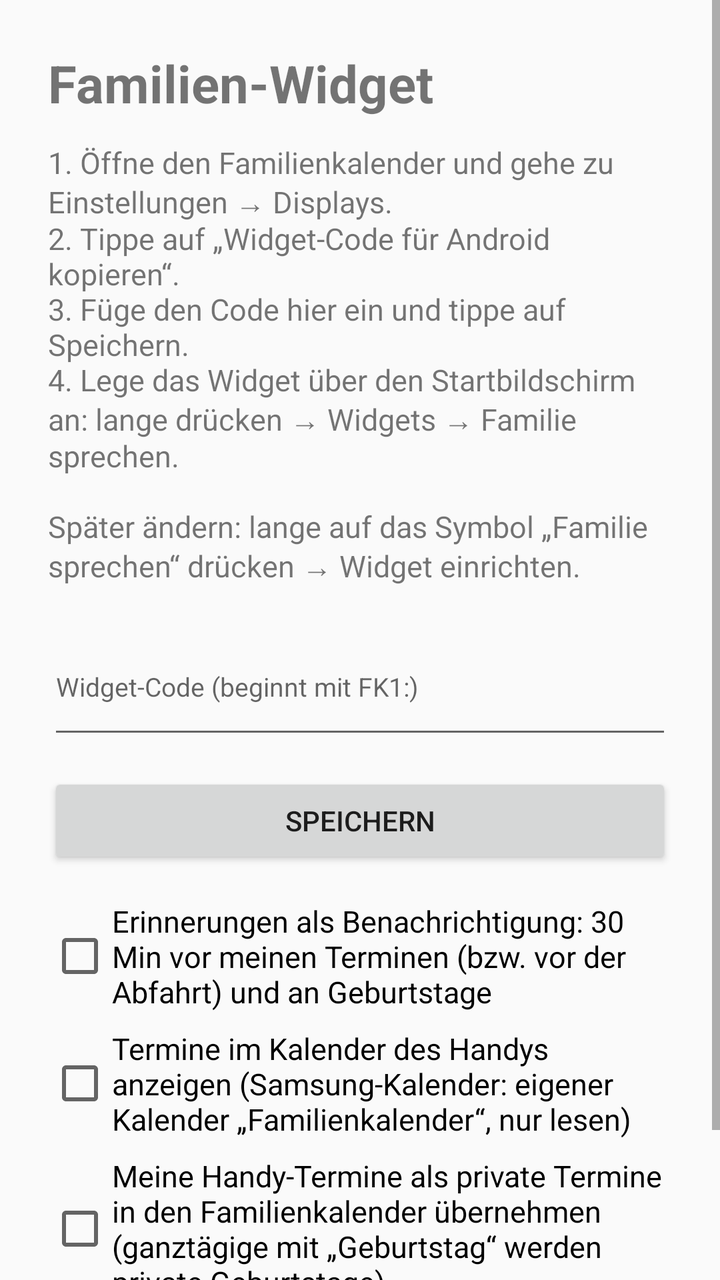
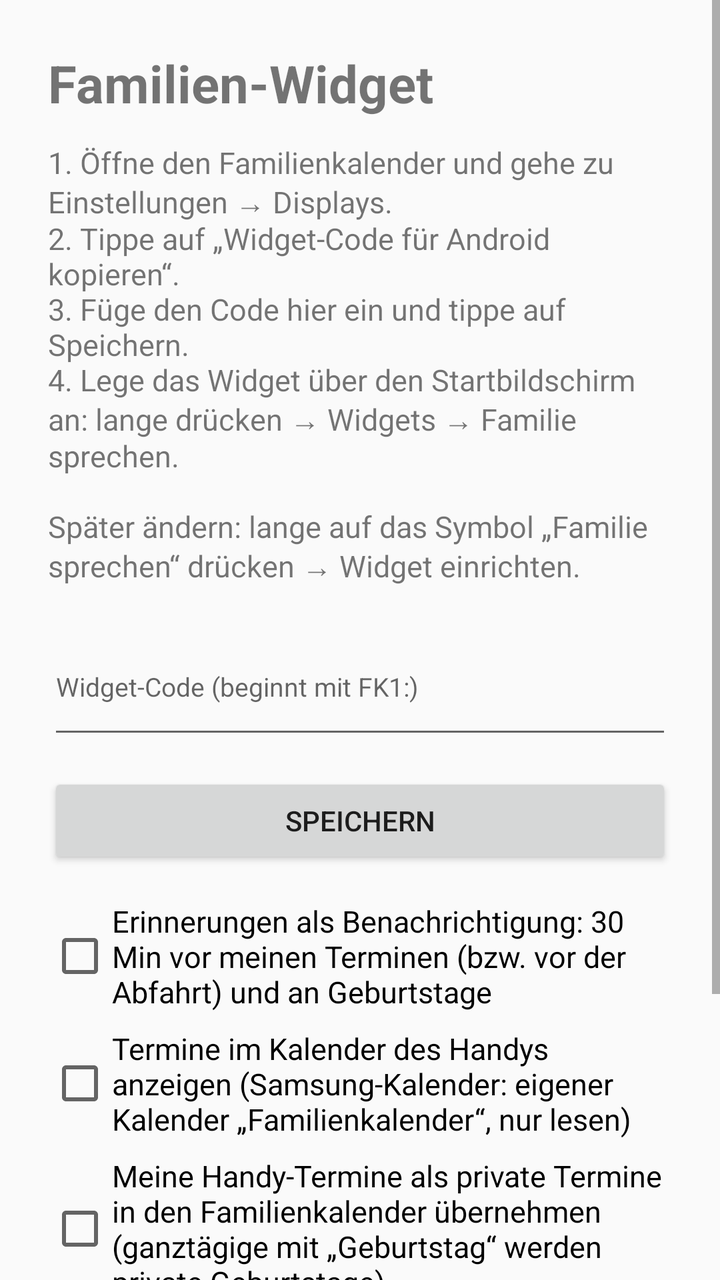

The first picture is an Android layout as it rendered before a commit; the second is the same layout after the commit. The layout source and the unified diff follow.
<!-- AndroidManifest.xml: application theme AppTheme -->
<!-- res/layout/setup.xml -->
<?xml version="1.0" encoding="utf-8"?>
<ScrollView xmlns:android="http://schemas.android.com/apk/res/android"
    android:layout_width="match_parent"
    android:layout_height="match_parent"
    android:fitsSystemWindows="true">

    <LinearLayout
        android:layout_width="match_parent"
        android:layout_height="wrap_content"
        android:orientation="vertical"
        android:padding="24dp">

        <TextView
            android:layout_width="wrap_content"
            android:layout_height="wrap_content"
            android:text="Familien-Widget"
            android:textSize="26sp"
            android:textStyle="bold" />

        <TextView
            android:layout_width="match_parent"
            android:layout_height="wrap_content"
            android:layout_marginTop="12dp"
            android:text="1. Öffne den Familienkalender und gehe zu Einstellungen → Displays.\n2. Tippe auf „Widget-Code für Android kopieren“.\n3. Füge den Code hier ein und tippe auf Speichern.\n4. Lege das Widget über den Startbildschirm an: lange drücken → Widgets → Familie sprechen.\n\nSpäter ändern: lange auf das Symbol „Familie sprechen“ drücken → Widget einrichten."
            android:textSize="15sp" />

        <EditText
            android:id="@+id/code"
            android:layout_width="match_parent"
            android:layout_height="wrap_content"
            android:layout_marginTop="16dp"
            android:hint="Widget-Code (beginnt mit FK1:)"
            android:inputType="textNoSuggestions|textMultiLine"
            android:minLines="3"
            android:textSize="13sp" />

        <Button
            android:id="@+id/save"
            android:layout_width="match_parent"
            android:layout_height="wrap_content"
            android:layout_marginTop="12dp"
            android:text="Speichern" />

        <CheckBox
            android:id="@+id/remind"
            android:layout_width="match_parent"
            android:layout_height="wrap_content"
            android:layout_marginTop="16dp"
            android:text="Erinnerungen als Benachrichtigung: 30 Min vor meinen Terminen (bzw. vor der Abfahrt) und an Geburtstage"
            android:textSize="15sp" />

        <CheckBox
            android:id="@+id/calsync"
            android:layout_width="match_parent"
            android:layout_height="wrap_content"
            android:layout_marginTop="8dp"
            android:text="Termine im Kalender des Handys anzeigen (Samsung-Kalender: eigener Kalender „Familienkalender“, nur lesen)"
            android:textSize="15sp" />

        <CheckBox
            android:id="@+id/calimport"
            android:layout_width="match_parent"
            android:layout_height="wrap_content"
            android:layout_marginTop="8dp"
            android:text="Meine Handy-Termine als private Termine in den Familienkalender übernehmen (ganztägige mit „Geburtstag“ werden private Geburtstage)"
            android:textSize="15sp" />

        <LinearLayout
            android:id="@+id/impcals"
            android:layout_width="match_parent"
            android:layout_height="wrap_content"
            android:layout_marginStart="32dp"
            android:orientation="vertical" />

        <TextView
            android:id="@+id/impstatus"
            android:layout_width="match_parent"
            android:layout_height="wrap_content"
            android:layout_marginStart="32dp"
            android:textSize="13sp" />

        <TextView
            android:id="@+id/status"
            android:layout_width="match_parent"
            android:layout_height="wrap_content"
            android:layout_marginTop="12dp"
            android:textSize="15sp" />
    </LinearLayout>
</ScrollView>
<!-- resources referenced by this layout -->
<resources>
  <style name="AppTheme" parent="android:Theme.Material.Light.NoActionBar">
          <item name="android:colorAccent">@color/accent</item>
      </style>
  <color name="accent">#1D8657</color>
</resources>

<!-- the commit's change to res/layout/setup.xml (unified diff, before → after) -->
@@ -79,6 +79,58 @@
             android:layout_marginStart="32dp"
             android:textSize="13sp" />
 
+        <CheckBox
+            android:id="@+id/geo"
+            android:layout_width="match_parent"
+            android:layout_height="wrap_content"
+            android:layout_marginTop="8dp"
+            android:text="Home-Modus automatisch, wenn ich zu Hause bin (berufliche Termine ausblenden). Der 🏠-Knopf im Widget übersteuert."
+            android:textSize="15sp" />
+
+        <LinearLayout
+            android:id="@+id/geobox"
+            android:layout_width="match_parent"
+            android:layout_height="wrap_content"
+            android:layout_marginStart="32dp"
+            android:gravity="center_vertical"
+            android:orientation="horizontal"
+            android:visibility="gone">
+
+            <Button
+                android:id="@+id/geohere"
+                android:layout_width="wrap_content"
+                android:layout_height="wrap_content"
+                android:text="Hier ist Zuhause" />
+
+            <TextView
+                android:layout_width="wrap_content"
+                android:layout_height="wrap_content"
+                android:paddingStart="12dp"
+                android:text="Umkreis"
+                android:textSize="15sp" />
+
+            <EditText
+                android:id="@+id/georadius"
+                android:layout_width="72dp"
+                android:layout_height="wrap_content"
+                android:inputType="number"
+                android:maxLength="4"
+                android:textSize="15sp" />
+
+            <TextView
+                android:layout_width="wrap_content"
+                android:layout_height="wrap_content"
+                android:text="m"
+                android:textSize="15sp" />
+        </LinearLayout>
+
+        <TextView
+            android:id="@+id/geostatus"
+            android:layout_width="match_parent"
+            android:layout_height="wrap_content"
+            android:layout_marginStart="32dp"
+            android:textSize="13sp" />
+
         <TextView
             android:id="@+id/status"
             android:layout_width="match_parent"
